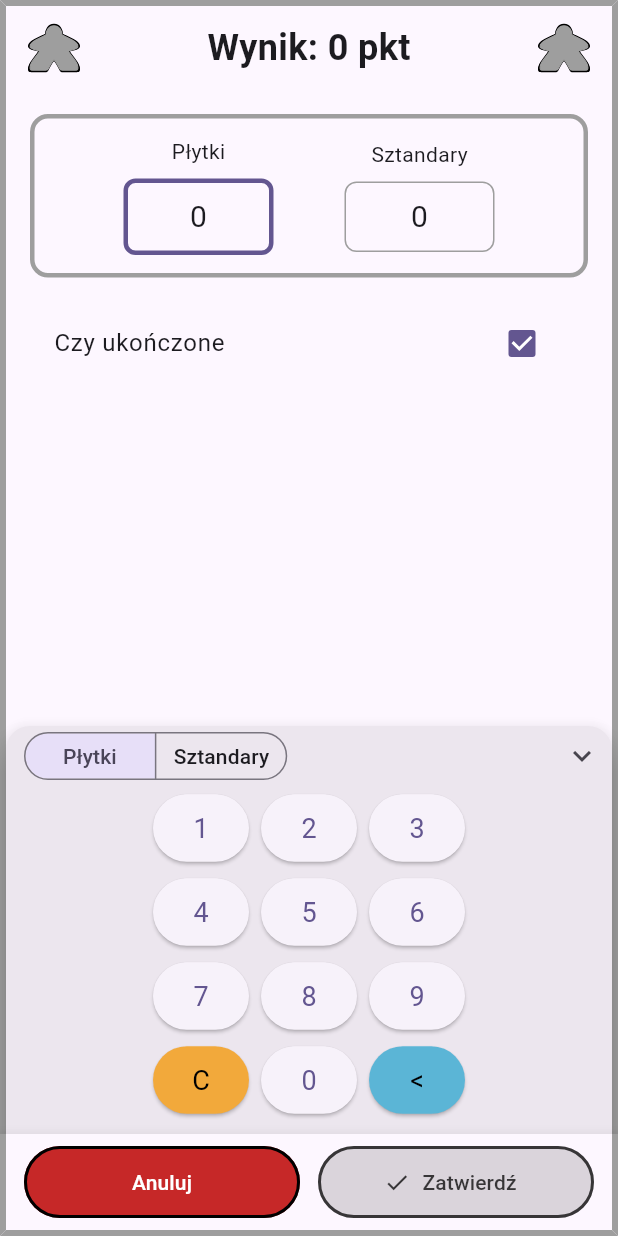
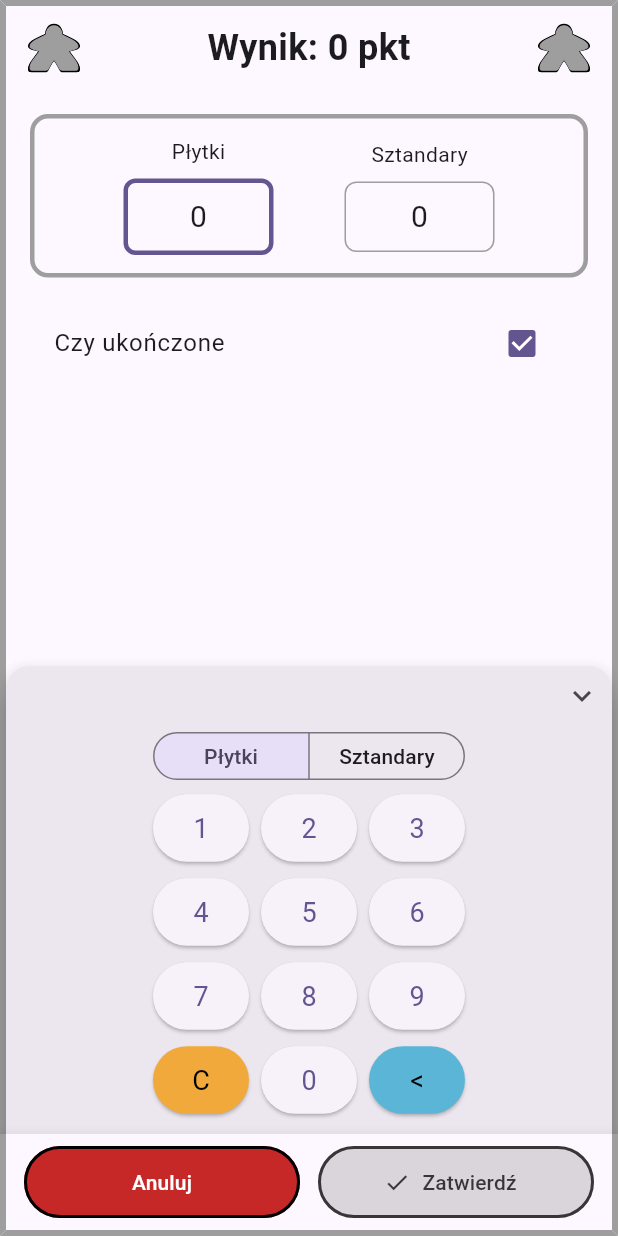
Before and after one commit to WGFizban/CC_NEW, a Flutter app: the AddPointsScreen screen opened directly with empty values, on a phone screen of 412 x 824 dp. Run offline on Flutter 3.47's test engine with Material 3 defaults, Android fonts, the phone set to English and light mode, and no system bars; our stand-ins replace file_picker, flutter_colorpicker, flutter_svg, image_picker, package_info_plus, pdf and 2 more; accounts and stored records are empty; generated files the repository leaves out were written again.

Commit message:
Przełącznik pola nad klawiszami, większe klawisze na tabletach, węższy dolny pasek
- przełącznik Płytki | Sztandary leży bezpośrednio nad klawiszami, na ich szerokości
- klawisze w panelu z boku rosną do 72 dp wysokości (czcionka 22), panel do 440 dp
- dolny pasek Anuluj/Zatwierdź ma maksymalną szerokość jak treść ekranu

Co-Authored-By: Claude Sonnet 5.5 <noreply@anthropic.com>
Claude-Session: https://claude.ai/code/session_01P2QWxkXWwGKiSLABjDzL2r

```diff
--- a/lib/screens/add_points_screen.dart
+++ b/lib/screens/add_points_screen.dart
@@ -551,40 +551,20 @@ class _AddPointsScreenState extends State<AddPointsScreen> {
     );
   }
 
-  /// Zawartość panelu klawiatury: pasek (przełącznik pola i przycisk zwijania)
-  /// oraz klawisze. Pod formularzem ([side] = false) panel można zwinąć,
-  /// a w panelu z boku jest zawsze widoczny, więc przycisku zwijania nie ma.
+  /// Zawartość panelu klawiatury: klawisze, a nad nimi (tylko przy mieście)
+  /// przełącznik pola o szerokości klawiszy. Pod formularzem ([side] = false)
+  /// panel ma jeszcze pasek z przyciskiem zwijania; w panelu z boku jest
+  /// zawsze widoczny, więc przycisku zwijania nie ma.
   Widget _buildKeypadContent({required bool side}) {
-    final showSwitch = _type == ScoringType.city;
-    final header = showSwitch || !side
-        ? Row(
-            children: [
-              if (showSwitch)
-                Padding(
-                  padding: const EdgeInsets.only(left: 12),
-                  child: _buildFieldSwitch(),
-                ),
-              const Spacer(),
-              if (!side)
-                IconButton(
-                  tooltip: context.l10n.collapseKeypad,
-                  visualDensity: VisualDensity.compact,
-                  iconSize: 24,
-                  icon: const Icon(Icons.keyboard_arrow_down),
-                  onPressed: () => setState(() => _keypadOpen = false),
-                ),
-            ],
-          )
-        : const SizedBox.shrink();
+    final keypad = NumberKeypad(
+      onKey: _onKey,
+      top: _type == ScoringType.city ? _buildFieldSwitch() : null,
+    );
 
     if (side) {
       return Column(
         children: [
-          Padding(
-            padding: const EdgeInsets.only(top: 8),
-            child: header,
-          ),
-          Expanded(child: Center(child: NumberKeypad(onKey: _onKey))),
+          Expanded(child: Center(child: keypad)),
           const SizedBox(height: 8),
         ],
       );
@@ -592,16 +572,25 @@ class _AddPointsScreenState extends State<AddPointsScreen> {
     return Column(
       mainAxisSize: MainAxisSize.min,
       children: [
-        header,
-        NumberKeypad(onKey: _onKey),
+        Align(
+          alignment: Alignment.centerRight,
+          child: IconButton(
+            tooltip: context.l10n.collapseKeypad,
+            visualDensity: VisualDensity.compact,
+            iconSize: 24,
+            icon: const Icon(Icons.keyboard_arrow_down),
+            onPressed: () => setState(() => _keypadOpen = false),
+          ),
+        ),
+        keypad,
         const SizedBox(height: 8),
       ],
     );
   }
 
   /// Przełącznik pola, które wypełnia klawiatura (miasto: płytki lub
-  /// sztandary). Leży w pustym lewym rogu paska nad klawiszami, więc nie
-  /// zmienia układu, a pozwala przeskakiwać między polami bez sięgania wyżej.
+  /// sztandary). Leży bezpośrednio nad klawiszami, na ich szerokości, więc
+  /// pozwala przeskakiwać między polami bez sięgania wyżej.
   Widget _buildFieldSwitch() {
     final l = context.l10n;
     return SegmentedButton<_Field>(
--- a/lib/widgets/adaptive_layout.dart
+++ b/lib/widgets/adaptive_layout.dart
@@ -7,7 +7,8 @@ import 'number_keypad.dart';
 /// na cały ekran i pozostają czytelne.
 const double kMaxContentWidth = 640;
 
-/// Szerokość panelu z klawiaturą numeryczną, gdy stoi obok formularza.
+/// Szerokość panelu z klawiaturą numeryczną, gdy stoi obok formularza
+/// (na bardzo szerokich ekranach panel jest odpowiednio szerszy).
 const double kSideKeypadWidth = 340;
 
 /// Czy ekran jest na tyle szeroki i niski (telefon lub tablet w poziomie),
@@ -91,7 +92,10 @@ class SideKeypadPanel extends StatelessWidget {
       color: Theme.of(context).colorScheme.surfaceContainerHigh,
       borderRadius: const BorderRadius.horizontal(left: Radius.circular(16)),
       child: SizedBox(
-        width: kSideKeypadWidth,
+        width: (MediaQuery.sizeOf(context).width * 0.3).clamp(
+          kSideKeypadWidth,
+          kSideKeypadWidth + 100,
+        ),
         height: double.infinity,
         child: SafeArea(left: false, top: false, bottom: false, child: child),
       ),
--- a/lib/widgets/number_keypad.dart
+++ b/lib/widgets/number_keypad.dart
@@ -35,7 +35,18 @@ class NumberKeypad extends StatelessWidget {
 
   final ValueChanged<String> onKey;
 
-  const NumberKeypad({super.key, required this.onKey});
+  /// Opcjonalny pasek bezpośrednio nad klawiszami (np. przełącznik pola).
+  /// Ma dokładnie szerokość klawiszy i jest wyśrodkowany jak one.
+  final Widget? top;
+
+  const NumberKeypad({super.key, required this.onKey, this.top});
+
+  /// Szerokość klawisza poza panelem z ograniczoną wysokością (domyślne
+  /// minimum przycisku Material).
+  static const double _defaultKeyWidth = 64;
+
+  /// Wysokość paska [top] razem z odstępem.
+  static const double _topHeight = 48;
 
   @override
   Widget build(BuildContext context) {
@@ -45,19 +56,27 @@ class NumberKeypad extends StatelessWidget {
         // się do miejsca: wypełniają panel, ale nie rosną bez końca. W pionie
         // wysokość jest nieograniczona i wygląd zostaje taki jak dotąd.
         final fitted = constraints.hasBoundedHeight;
+        final available =
+            constraints.maxHeight - (top == null ? 0 : _topHeight);
         final rowHeight = fitted
-            ? ((constraints.maxHeight - 8 * _keys.length) / _keys.length).clamp(
-                34.0,
-                56.0,
-              )
+            ? ((available - 8 * _keys.length) / _keys.length).clamp(34.0, 72.0)
             : null;
         final keyWidth = fitted && constraints.hasBoundedWidth
-            ? ((constraints.maxWidth - 16 - 8 * 3) / 3).clamp(56.0, 96.0)
-            : null;
+            ? ((constraints.maxWidth - 16 - 8 * 3) / 3).clamp(56.0, 120.0)
+            : _defaultKeyWidth;
+        final fontSize = rowHeight != null && rowHeight >= 60 ? 22.0 : 18.0;
 
         return Column(
           mainAxisSize: MainAxisSize.min,
           children: [
+            if (top != null)
+              Padding(
+                padding: const EdgeInsets.all(4),
+                child: SizedBox(
+                  width: 3 * (keyWidth + 8) - 8,
+                  child: top,
+                ),
+              ),
             for (final row in _keys)
               Row(
                 mainAxisAlignment: MainAxisAlignment.center,
@@ -72,15 +91,13 @@ class NumberKeypad extends StatelessWidget {
                             vertical: fitted ? 0 : 12,
                             horizontal: 20,
                           ),
-                          minimumSize: fitted
-                              ? Size(keyWidth ?? 56, rowHeight!)
-                              : null,
+                          minimumSize: Size(keyWidth, fitted ? rowHeight! : 40),
                           // Domyślny obszar dotyku (48 dp) podnosiłby klawisze
                           // ponad wyliczoną wysokość i powodował przepełnienie.
                           tapTargetSize: fitted
                               ? MaterialTapTargetSize.shrinkWrap
                               : null,
-                          textStyle: const TextStyle(fontSize: 18),
+                          textStyle: TextStyle(fontSize: fontSize),
                           backgroundColor: _colorOf(key),
                           foregroundColor: _colorOf(key) == null
                               ? null
--- a/lib/widgets/scoring_app_bar.dart
+++ b/lib/widgets/scoring_app_bar.dart
@@ -2,6 +2,7 @@ import 'package:flutter/material.dart';
 
 import '../l10n/l10n.dart';
 import '../theme/app_colors.dart';
+import 'adaptive_layout.dart';
 
 /// Czerwień przycisków „Anuluj".
 const Color kCancelColor = Color(0xFFC62828);
@@ -54,7 +55,13 @@ Widget scoringBottomBar(
         top: false,
         child: Padding(
         padding: const EdgeInsets.fromLTRB(12, 8, 12, 8),
-        child: Row(
+        // Na szerokim ekranie przyciski mają ograniczoną szerokość i są
+        // wyśrodkowane, jak treść ekranu.
+        child: Center(
+          heightFactor: 1,
+          child: ConstrainedBox(
+            constraints: const BoxConstraints(maxWidth: kMaxContentWidth),
+            child: Row(
           children: [
             Expanded(
               child: FilledButton(
@@ -90,6 +97,8 @@ Widget scoringBottomBar(
             ),
           ],
         ),
+          ),
+        ),
         ),
       ),
     ),
```
